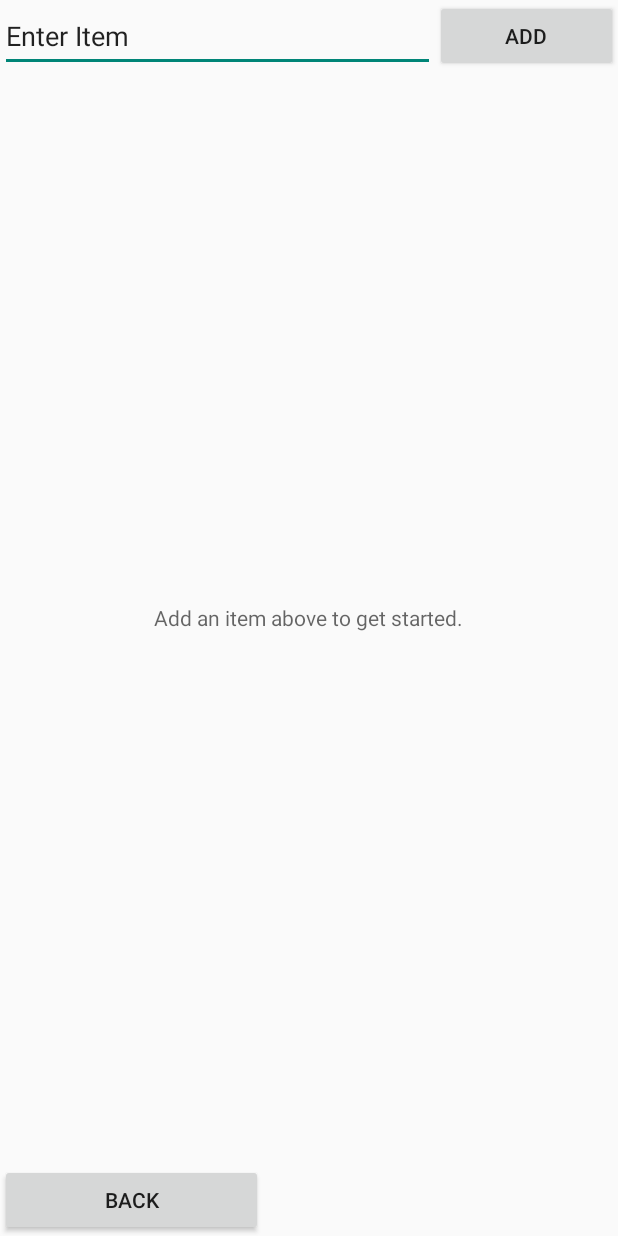
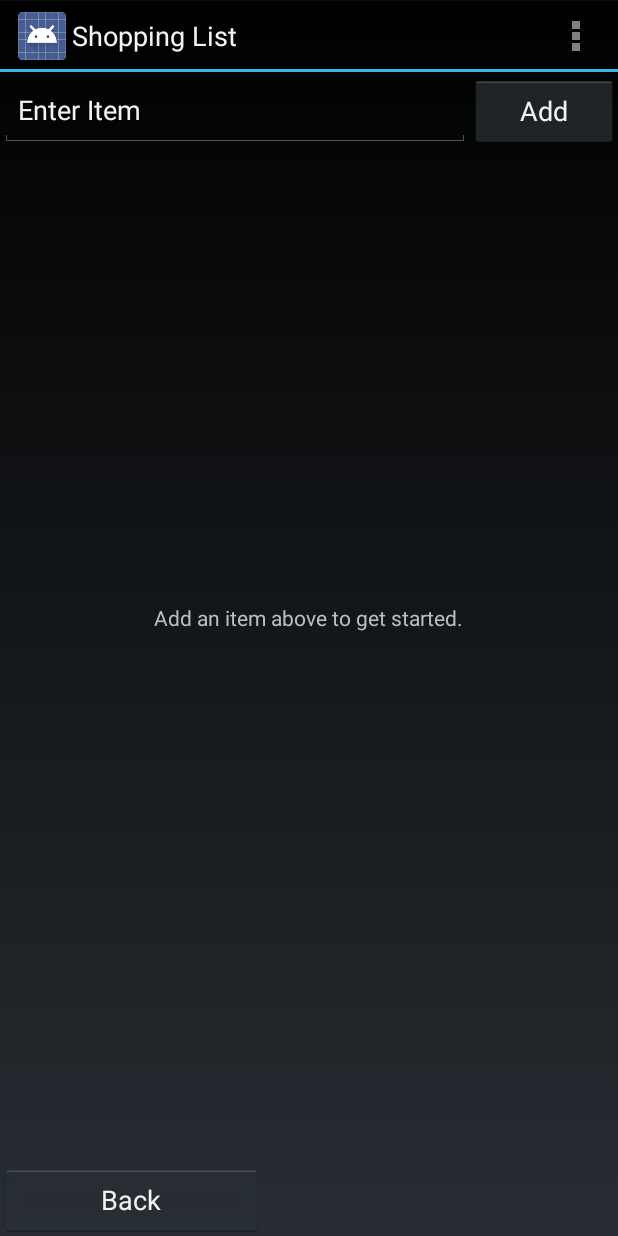
Before and after one commit to samramez/WayShopperX, an Android app: the screen it shows after launch (ShoppingList), after a tap on "Shopping List", on a phone screen of 412 x 824 dp. Run offline under Robolectric (Android 15) with nearby library versions, the phone set to English and light mode, and no system bars; 3 other taps on this screen came first.

```diff
--- a/app/src/main/java/com/example/samramez/wayshopperx/ChooseList.java
+++ b/app/src/main/java/com/example/samramez/wayshopperx/ChooseList.java
@@ -1,14 +1,14 @@
 package com.example.samramez.wayshopperx;
 
+import android.app.Activity;
 import android.content.Intent;
-import android.support.v7.app.ActionBarActivity;
 import android.os.Bundle;
 import android.view.Menu;
 import android.view.MenuItem;
 import android.view.View;
 
 
-public class ChooseList extends ActionBarActivity implements DidComeFromHome {
+public class ChooseList extends Activity implements DidComeFromHome {
 
     @Override
     protected void onCreate(Bundle savedInstanceState) {
--- a/app/src/main/java/com/example/samramez/wayshopperx/ItemFinding.java
+++ b/app/src/main/java/com/example/samramez/wayshopperx/ItemFinding.java
@@ -1,6 +1,6 @@
 package com.example.samramez.wayshopperx;
 
-import android.support.v7.app.ActionBarActivity;
+import android.app.Activity;
 import android.os.Bundle;
 import android.view.Menu;
 import android.view.MenuItem;
@@ -10,7 +10,7 @@ import android.widget.ArrayAdapter;
 import android.widget.Spinner;
 
 
-public class ItemFinding extends ActionBarActivity {
+public class ItemFinding extends Activity {
 
     private Spinner fromItemSpinner;
     private Spinner targetItemshopSpinner;
--- a/app/src/main/java/com/example/samramez/wayshopperx/ItemWayFinder.java
+++ b/app/src/main/java/com/example/samramez/wayshopperx/ItemWayFinder.java
@@ -1,8 +1,8 @@
 package com.example.samramez.wayshopperx;
 
+import android.app.Activity;
 import android.content.Intent;
 import android.os.Bundle;
-import android.support.v7.app.ActionBarActivity;
 import android.view.Menu;
 import android.view.MenuItem;
 import android.view.View;
@@ -13,7 +13,7 @@ import android.widget.Spinner;
 import android.widget.Toast;
 
 
-public class ItemWayFinder extends ActionBarActivity {
+public class ItemWayFinder extends Activity {
 
     ImageButton zipCodeImageButton;
     private Spinner shopSpinner;
--- a/app/src/main/java/com/example/samramez/wayshopperx/MainActivity.java
+++ b/app/src/main/java/com/example/samramez/wayshopperx/MainActivity.java
@@ -1,14 +1,14 @@
 package com.example.samramez.wayshopperx;
 
+import android.app.Activity;
 import android.content.Intent;
 import android.os.Bundle;
-import android.support.v7.app.ActionBarActivity;
 import android.view.Menu;
 import android.view.MenuItem;
 import android.view.View;
 
 
-public class MainActivity extends ActionBarActivity {
+public class MainActivity extends Activity {
 
     @Override
     protected void onCreate(Bundle savedInstanceState) {
--- a/app/src/main/java/com/example/samramez/wayshopperx/ShoppingList.java
+++ b/app/src/main/java/com/example/samramez/wayshopperx/ShoppingList.java
@@ -1,8 +1,8 @@
 package com.example.samramez.wayshopperx;
 
+import android.app.Activity;
 import android.content.Intent;
 import android.os.Bundle;
-import android.support.v7.app.ActionBarActivity;
 import android.view.LayoutInflater;
 import android.view.Menu;
 import android.view.MenuItem;
@@ -14,7 +14,7 @@ import android.widget.TextView;
 import android.widget.Toast;
 
 
-public class ShoppingList extends ActionBarActivity implements DidComeFromHome{
+public class ShoppingList extends Activity implements DidComeFromHome{
 
     private Button addButton;
     public EditText addItemEditText;
@@ -67,12 +67,41 @@ public class ShoppingList extends ActionBarActivity implements DidComeFromHome{
             final ViewGroup newView = (ViewGroup) LayoutInflater.from(this).inflate(
                     R.layout.list_item_inflate, mContainerView, false);
 
-            //getting the entered value from EditText
-            //String item = addItemEditText.getText().toString();
 
-            // Set the text in the new row to a random item.
-//          ((TextView) newView.findViewById(android.R.id.text1)).setText(
-//                ITEMS[(int) (Math.random() * ITEMS.length)]);
+            /*
+            // ================================
+            //Test
+
+            ArrayList<String> hSet = new ArrayList<String>();
+            //LinkedList<String> hSet = new LinkedList<String>()
+            //HashSet<String> hSet = new HashSet<String>();
+            hSet.add(new String("apple"));
+            hSet.add(new String("meat"));
+            hSet.add(new String("eggs"));
+            hSet.add(new String("juice"));
+            hSet.add(new String("nuts"));
+
+            java.util.Collections.sort(hSet);
+            String [] listArray = hSet.toArray(new String[hSet.size()]);
+
+            String result = "";
+//            for(int i=0; i<hSet.size() ; i++){
+//                result += hSet.get(i) + " - ";
+//            }
+            for(int i=0; i<listArray.length ; i++){
+                result += listArray[i] + " - ";
+            }
+
+
+             ((TextView) newView.findViewById(android.R.id.text1)).setText(result);
+
+
+            // ================================
+            //Test
+
+            */
+
+            item.toLowerCase();
 
             ((TextView) newView.findViewById(android.R.id.text1)).setText(item);
 
@@ -161,6 +190,8 @@ public class ShoppingList extends ActionBarActivity implements DidComeFromHome{
 
     public void saveAndGoToMap(View view) {
 
+
+
         Intent intent = new Intent(ShoppingList.this, MainActivity.class);
         startActivity(intent);
     }
--- a/app/src/main/java/com/example/samramez/wayshopperx/StoreWayFinder.java
+++ b/app/src/main/java/com/example/samramez/wayshopperx/StoreWayFinder.java
@@ -1,8 +1,8 @@
 package com.example.samramez.wayshopperx;
 
+import android.app.Activity;
 import android.content.Intent;
 import android.os.Bundle;
-import android.support.v7.app.ActionBarActivity;
 import android.view.Menu;
 import android.view.MenuItem;
 import android.view.View;
@@ -13,7 +13,7 @@ import android.widget.Spinner;
 import android.widget.Toast;
 
 
-public class StoreWayFinder extends ActionBarActivity {
+public class StoreWayFinder extends Activity {
 
     ImageButton zipCodeImageButton;
     private Spinner shopSpinner;
--- a/app/src/main/res/layout/activity_shopping_list.xml
+++ b/app/src/main/res/layout/activity_shopping_list.xml
@@ -6,7 +6,8 @@
     <LinearLayout
         android:layout_width="match_parent"
         android:layout_height="wrap_content"
-        android:orientation="vertical">
+        android:orientation="vertical"
+        android:layout_marginTop="50dp">
 
         <LinearLayout
             android:layout_width="match_parent"
--- a/app/src/main/res/values/styles.xml
+++ b/app/src/main/res/values/styles.xml
@@ -3,7 +3,7 @@
     <!-- Base application theme. -->
     <style
         name="AppTheme"
-        parent="Theme.AppCompat.Light.NoActionBar">
+        parent="@android:style/Theme.Holo">
         <!-- Customize your theme here. -->
         <item name="android:windowActionBarOverlay">true</item>
     </style>
```
Also changed, not shown: app/src/main/java/com/example/samramez/wayshopperx/Map.java (+132 -5 lines), app/src/main/java/com/example/samramez/wayshopperx/ShoppingListFromStore.java (+28 -10 lines), app/src/main/res/layout/activity_map.xml (+32 -7 lines).
